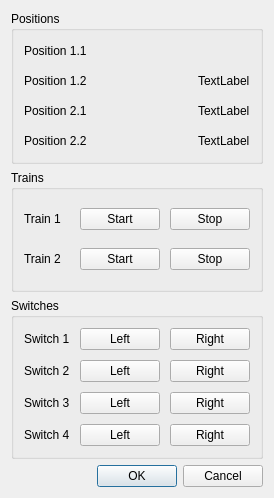
jehrichs/des-control, file hhdebugdialog.ui: the form before one commit.
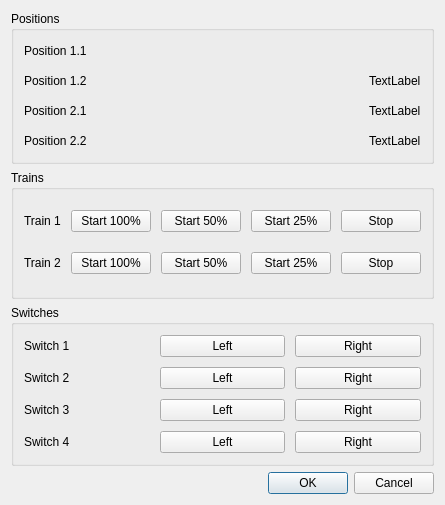
The form after the commit.

The edit to the form file:
```diff
--- a/hhdebugdialog.ui
+++ b/hhdebugdialog.ui
@@ -6,8 +6,8 @@
    <rect>
     <x>0</x>
     <y>0</y>
-    <width>257</width>
-    <height>498</height>
+    <width>394</width>
+    <height>505</height>
    </rect>
   </property>
   <property name="windowTitle">
@@ -159,11 +159,11 @@
       <item row="0" column="1">
        <widget class="QPushButton" name="pb_startTrain1">
         <property name="text">
-         <string>Start</string>
+         <string>Start 100%</string>
         </property>
        </widget>
       </item>
-      <item row="0" column="2">
+      <item row="0" column="4">
        <widget class="QPushButton" name="pb_stopTrain1">
         <property name="text">
          <string>Stop</string>
@@ -180,17 +180,45 @@
       <item row="1" column="1">
        <widget class="QPushButton" name="pb_startTrain2">
         <property name="text">
-         <string>Start</string>
+         <string>Start 100%</string>
         </property>
        </widget>
       </item>
-      <item row="1" column="2">
+      <item row="1" column="4">
        <widget class="QPushButton" name="pb_stopTrain2">
         <property name="text">
          <string>Stop</string>
         </property>
        </widget>
       </item>
+      <item row="0" column="2">
+       <widget class="QPushButton" name="pushButton">
+        <property name="text">
+         <string>Start 50%</string>
+        </property>
+       </widget>
+      </item>
+      <item row="1" column="2">
+       <widget class="QPushButton" name="pushButton_2">
+        <property name="text">
+         <string>Start 50%</string>
+        </property>
+       </widget>
+      </item>
+      <item row="0" column="3">
+       <widget class="QPushButton" name="pushButton_3">
+        <property name="text">
+         <string>Start 25%</string>
+        </property>
+       </widget>
+      </item>
+      <item row="1" column="3">
+       <widget class="QPushButton" name="pushButton_4">
+        <property name="text">
+         <string>Start 25%</string>
+        </property>
+       </widget>
+      </item>
      </layout>
     </widget>
    </item>
```
Left out of the diff: 184 changed lines with no effect on the pictures.
